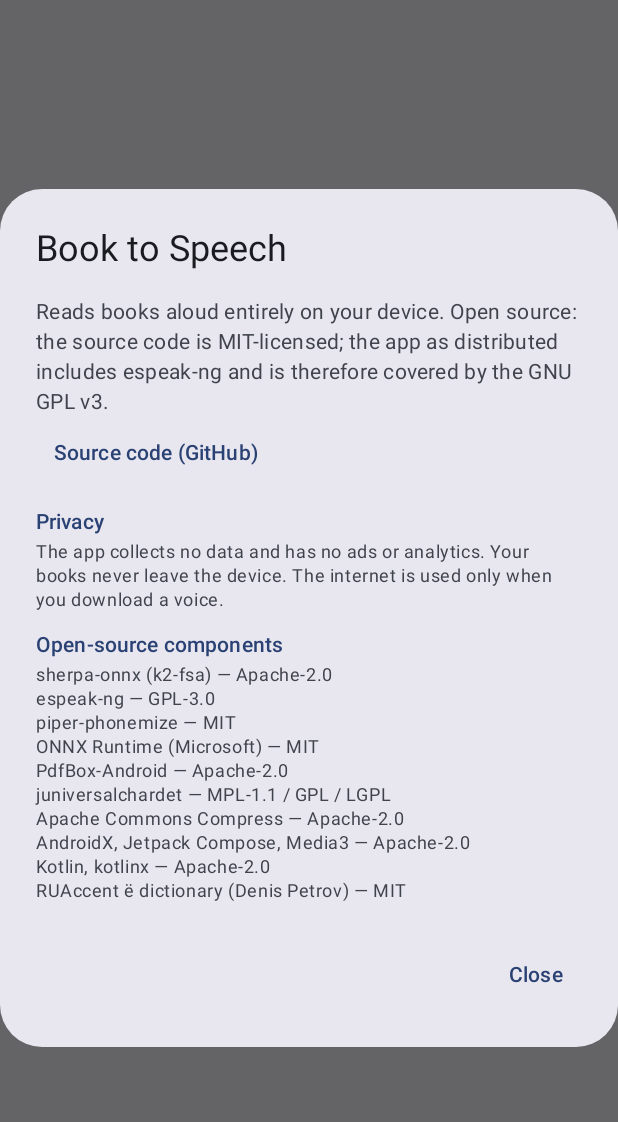
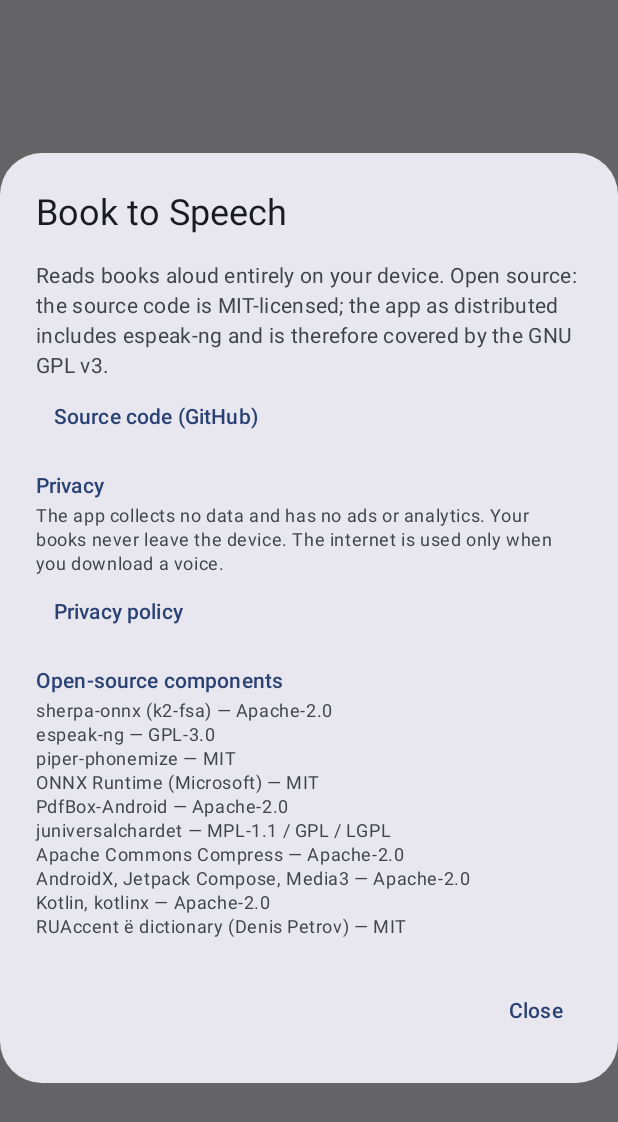
Before and after one commit to novikov-p-v/book-to-speach, an Android app built with Jetpack Compose: the composable AboutDialog shown on its own in the app's theme, on a phone screen of 412 x 824 dp. Shown: the top 1122 px of the screen. Run offline under Robolectric (Android 15) with nearby library versions, the phone set to English and light mode, and no system bars; libraries missing offline, so code that uses them is left out: com.tom_roush.pdfbox, org.apache.commons; 1 statement that could not run was skipped.

Commit message:
Privacy policy link in About, renamed repo URLs, versionCode 2

```diff
--- a/app/build.gradle.kts
+++ b/app/build.gradle.kts
@@ -37,7 +37,7 @@ android {
         applicationId = "io.github.novikovpv.booktts"
         minSdk = 26
         targetSdk = 36
-        versionCode = 1
+        versionCode = 2
         versionName = "0.1.0"
     }
 
--- a/app/src/main/java/app/booktts/ui/AboutDialog.kt
+++ b/app/src/main/java/app/booktts/ui/AboutDialog.kt
@@ -21,7 +21,8 @@ import androidx.lifecycle.compose.collectAsStateWithLifecycle
 import app.booktts.R
 import app.booktts.container
 
-const val SOURCE_URL = "https://github.com/novikov-p-v/book-to-speach"
+const val SOURCE_URL = "https://github.com/novikov-p-v/book-to-speech"
+const val PRIVACY_URL = "$SOURCE_URL/blob/main/PRIVACY.md"
 
 /** Third-party software in the app (name, licence). */
 private val components = listOf(
@@ -55,6 +56,9 @@ fun AboutDialog(onDismiss: () -> Unit) {
 
                 Section(stringResource(R.string.about_privacy_title))
                 Text(stringResource(R.string.about_privacy), style = MaterialTheme.typography.bodySmall)
+                TextButton(onClick = {
+                    context.startActivity(Intent(Intent.ACTION_VIEW, Uri.parse(PRIVACY_URL)))
+                }) { Text(stringResource(R.string.privacy_policy)) }
 
                 Section(stringResource(R.string.about_components))
                 components.forEach { (name, lic) -> Text("$name — $lic", style = MaterialTheme.typography.bodySmall) }
--- a/app/src/main/res/values/strings.xml
+++ b/app/src/main/res/values/strings.xml
@@ -69,6 +69,7 @@
     <string name="about_text">Reads books aloud entirely on your device. Open source: the source code is MIT-licensed; the app as distributed includes espeak-ng and is therefore covered by the GNU GPL v3.</string>
     <string name="about_privacy_title">Privacy</string>
     <string name="about_privacy">The app collects no data and has no ads or analytics. Your books never leave the device. The internet is used only when you download a voice.</string>
+    <string name="privacy_policy">Privacy policy</string>
     <string name="about_components">Open-source components</string>
     <string name="about_voices">Installed voices</string>
 </resources>
```
Also changed, not shown: 3 other files.
